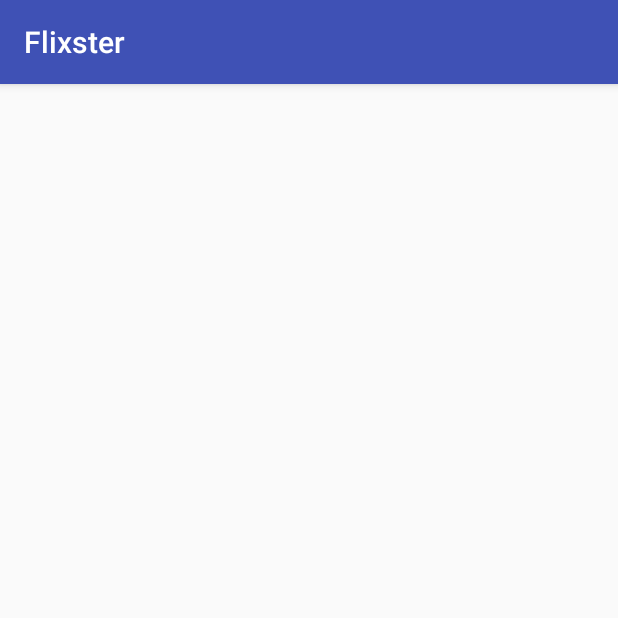
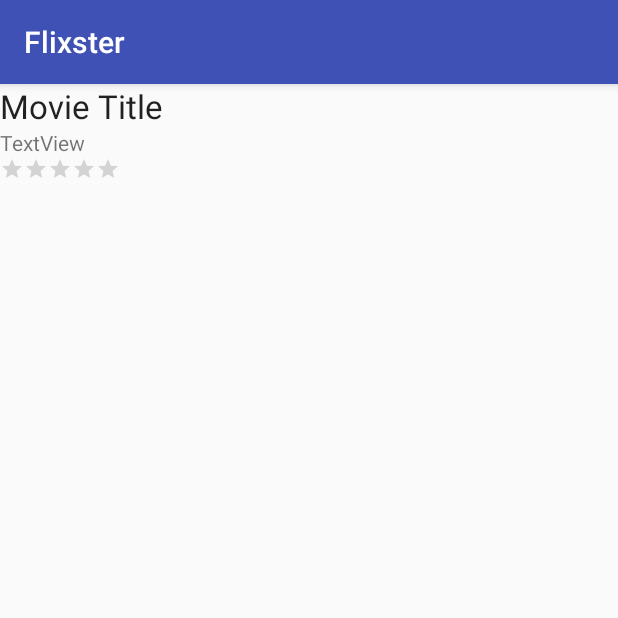
Before and after one commit to ChitiSims/Flixster, an Android app: the MovieDetailsActivity screen opened directly, with no data from a screen before it, on a phone screen of 412 x 824 dp, the top half of it. Run offline under Robolectric (Android 15) with nearby library versions, the phone set to English and light mode, and no system bars; libraries missing offline, so code that uses them is left out: org.parceler; 5 statements that could not run were skipped.

Commit message:
add the ratings

```diff
--- a/app/src/main/java/com/example/chitis/flixster/MovieDetailsActivity.java
+++ b/app/src/main/java/com/example/chitis/flixster/MovieDetailsActivity.java
@@ -3,6 +3,8 @@ package com.example.chitis.flixster;
 import android.os.Bundle;
 import android.support.v7.app.AppCompatActivity;
 import android.util.Log;
+import android.widget.RatingBar;
+import android.widget.TextView;
 
 import com.example.chitis.flixster.models.Movie;
 
@@ -13,12 +15,30 @@ public class MovieDetailsActivity extends AppCompatActivity {
     // the movie to display
     Movie movie;
 
+    // the view objects
+    TextView tvTitle;
+    TextView tvOverview;
+    RatingBar rbVoteAverage;
+
     @Override
     protected void onCreate(Bundle savedInstanceState) {
         super.onCreate(savedInstanceState);
         setContentView(R.layout.activity_movie_details);
+        // resolve the view objects
+        tvTitle = (TextView) findViewById(R.id.tvTitle);
+        tvOverview = (TextView) findViewById(R.id.tvOverview);
+        rbVoteAverage = (RatingBar) findViewById(R.id.rbVoteAverage);
+
         // unwrap the movie passed in via intent, using its simple name as a key
         movie = (Movie) Parcels.unwrap(getIntent().getParcelableExtra(Movie.class.getSimpleName()));
         Log.d("MovieDetailsActivity", String.format("Showing details for '%s'", movie.getTitle()));
+
+        // set the title and overview
+        tvTitle.setText(movie.getTitle());
+        tvOverview.setText(movie.getOverview());
+
+        // vote average is 0..10, convert to 0..5 by dividing by 2
+        float voteAverage = movie.getVoteAverage().floatValue();
+        rbVoteAverage.setRating(voteAverage = voteAverage > 0 ? voteAverage / 2.0f : voteAverage);
     }
 }
--- a/app/src/main/java/com/example/chitis/flixster/models/Movie.java
+++ b/app/src/main/java/com/example/chitis/flixster/models/Movie.java
@@ -14,6 +14,7 @@ public class Movie {
     private String overview;
     private String posterPath; // only the path
     private String backdropPath;
+    private Double voteAverage;
 
     public Movie() {}
 
@@ -23,6 +24,7 @@ public class Movie {
         overview = object.getString("overview");
         posterPath = object.getString("poster_path");
         backdropPath = object.getString("backdrop_path");
+        voteAverage = object.getDouble("vote_average");
 
     }
 
@@ -41,4 +43,8 @@ public class Movie {
     public String getBackdropPath() {
         return backdropPath;
     }
+
+    public Double getVoteAverage() {
+        return voteAverage;
+    }
 }
--- a/app/src/main/res/layout/activity_movie_details.xml
+++ b/app/src/main/res/layout/activity_movie_details.xml
@@ -1,9 +1,41 @@
 <?xml version="1.0" encoding="utf-8"?>
-<android.support.constraint.ConstraintLayout xmlns:android="http://schemas.android.com/apk/res/android"
+<RelativeLayout xmlns:android="http://schemas.android.com/apk/res/android"
     xmlns:app="http://schemas.android.com/apk/res-auto"
     xmlns:tools="http://schemas.android.com/tools"
     android:layout_width="match_parent"
     android:layout_height="match_parent"
     tools:context=".MovieDetailsActivity">
 
-</android.support.constraint.ConstraintLayout>
+    <TextView
+        android:id="@+id/tvTitle"
+        android:layout_width="wrap_content"
+        android:layout_height="wrap_content"
+        android:layout_alignParentLeft="true"
+        android:layout_alignParentStart="true"
+        android:layout_alignParentTop="true"
+        android:text="Movie Title"
+        android:textAppearance="@android:style/TextAppearance.Large"
+        android:layout_alignParentRight="true"
+        android:layout_alignParentEnd="true" />
+
+    <TextView
+        android:id="@+id/tvOverview"
+        android:layout_width="wrap_content"
+        android:layout_height="wrap_content"
+        android:layout_alignParentStart="true"
+        android:layout_below="@+id/tvTitle"
+        android:text="TextView"
+        tools:ignore="UnknownId" />
+
+    <RatingBar
+        android:id="@+id/rbVoteAverage"
+        style="@style/Widget.AppCompat.RatingBar.Small"
+        android:layout_width="wrap_content"
+        android:layout_height="wrap_content"
+        android:layout_alignParentStart="true"
+        android:layout_below="@+id/tvOverview"
+        android:numStars="5"
+        android:stepSize="0.5" />
+
+
+</RelativeLayout>
```
